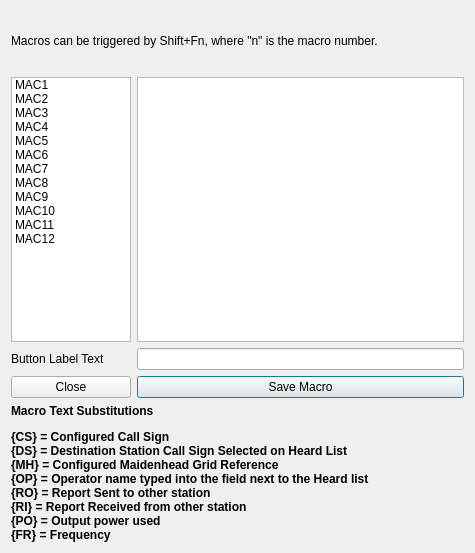
Old version of the form macrodialog.ui in the repository guitarpicva/RPiKeyerTerm.
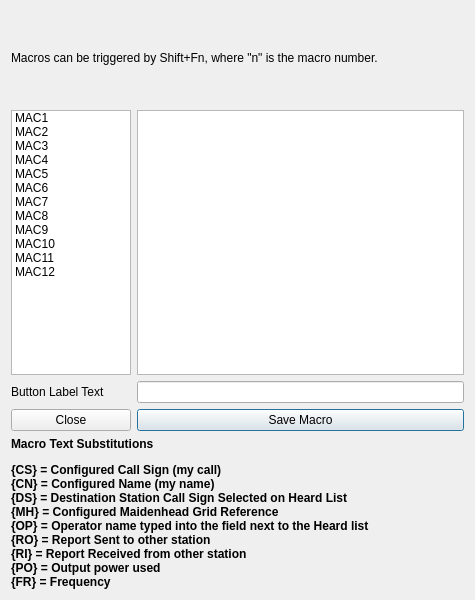
New version of the form.

```diff
--- a/macrodialog.ui
+++ b/macrodialog.ui
@@ -7,7 +7,7 @@
     <x>0</x>
     <y>0</y>
     <width>475</width>
-    <height>553</height>
+    <height>600</height>
    </rect>
   </property>
   <property name="windowTitle">
@@ -144,7 +144,7 @@
       </font>
      </property>
      <property name="text">
-      <string>&lt;html&gt;&lt;head/&gt;&lt;body&gt;&lt;p&gt;Macro Text Substitutions&lt;/p&gt;&lt;p&gt;{CS} = Configured Call Sign&lt;br/&gt;{DS} = Destination Station Call Sign Selected on Heard List&lt;br/&gt;{MH} = Configured Maidenhead Grid Reference&lt;br/&gt;{OP} = Operator name typed into the field next to the Heard list&lt;br/&gt;{RO} = Report Sent to other station&lt;br/&gt;{RI} = Report Received from other station&lt;br/&gt;{PO} = Output power used&lt;br/&gt;{FR} = Frequency&lt;/p&gt;&lt;/body&gt;&lt;/html&gt;</string>
+      <string>&lt;html&gt;&lt;head/&gt;&lt;body&gt;&lt;p&gt;Macro Text Substitutions&lt;/p&gt;&lt;p&gt;{CS} = Configured Call Sign (my call)&lt;br/&gt;{CN} = Configured Name (my name)&lt;br/&gt;{DS} = Destination Station Call Sign Selected on Heard List&lt;br/&gt;{MH} = Configured Maidenhead Grid Reference&lt;br/&gt;{OP} = Operator name typed into the field next to the Heard list&lt;br/&gt;{RO} = Report Sent to other station&lt;br/&gt;{RI} = Report Received from other station&lt;br/&gt;{PO} = Output power used&lt;br/&gt;{FR} = Frequency&lt;/p&gt;&lt;/body&gt;&lt;/html&gt;</string>
      </property>
      <property name="wordWrap">
       <bool>true</bool>
```
